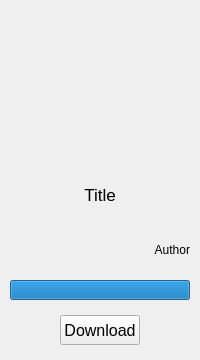
The window that elements/gameframe.ui (leafo/itchio-app-old) describes before a commit, drawn with Qt 5.
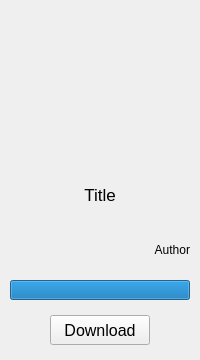
The same window after the commit. Icons and pictures are not drawn.

Commit message: Fixed GameFrame download button width.

Diff of the .ui file:
```diff
--- a/elements/gameframe.ui
+++ b/elements/gameframe.ui
@@ -262,7 +262,13 @@
         </property>
         <property name="minimumSize">
          <size>
-          <width>80</width>
+          <width>100</width>
+          <height>30</height>
+         </size>
+        </property>
+        <property name="maximumSize">
+         <size>
+          <width>100</width>
           <height>30</height>
          </size>
         </property>
```
